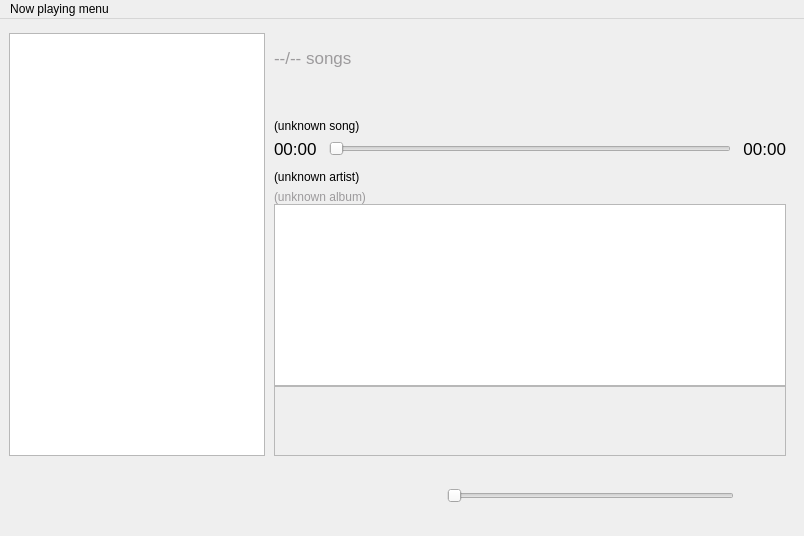
The window that nowplayingwindow.ui (gidzzz/openmediaplayer) describes before a commit, drawn with Qt 5.
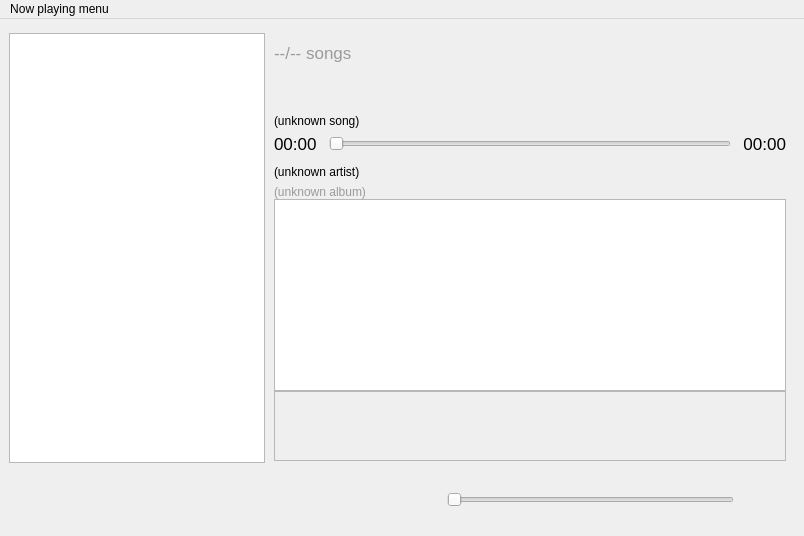
The same window after the commit. Custom widgets are drawn as their Qt base class.

Commit message:
Minor interface adjustments.
Fixed starting playback on radio station selection.

Diff of the .ui file:
```diff
--- a/nowplayingwindow.ui
+++ b/nowplayingwindow.ui
@@ -106,7 +106,7 @@
              <number>9</number>
             </property>
             <property name="topMargin">
-             <number>5</number>
+             <number>0</number>
             </property>
             <property name="rightMargin">
              <number>18</number>
@@ -437,13 +437,13 @@
          <property name="minimumSize">
           <size>
            <width>0</width>
-           <height>80</height>
+           <height>73</height>
           </size>
          </property>
          <property name="maximumSize">
           <size>
            <width>16777215</width>
-           <height>80</height>
+           <height>73</height>
           </size>
          </property>
          <layout class="QHBoxLayout" name="wLayout">
@@ -745,7 +745,7 @@
                <property name="minimumSize">
                 <size>
                  <width>0</width>
-                 <height>74</height>
+                 <height>73</height>
                 </size>
                </property>
                <property name="maximum">
@@ -779,7 +779,7 @@
                <property name="minimumSize">
                 <size>
                  <width>0</width>
-                 <height>74</height>
+                 <height>73</height>
                 </size>
                </property>
                <layout class="QGridLayout" name="gridLayout">
```
The commit also changes 3 other files.
